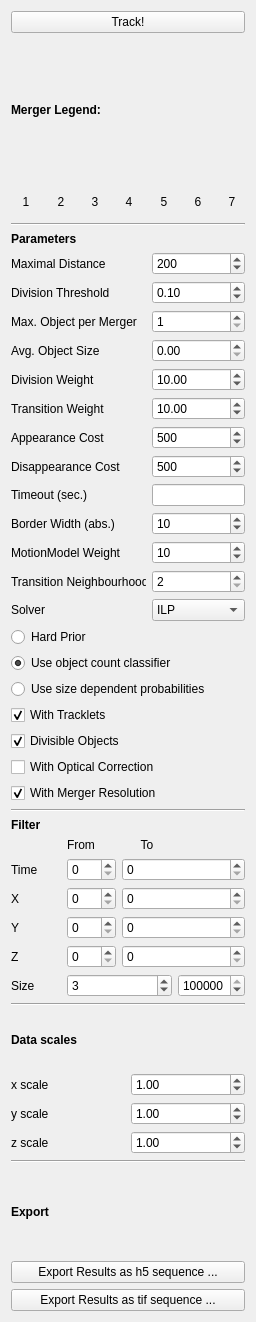
ilastik/ilastik, file ilastik/applets/tracking/conservation/drawer.ui: the form before one commit.
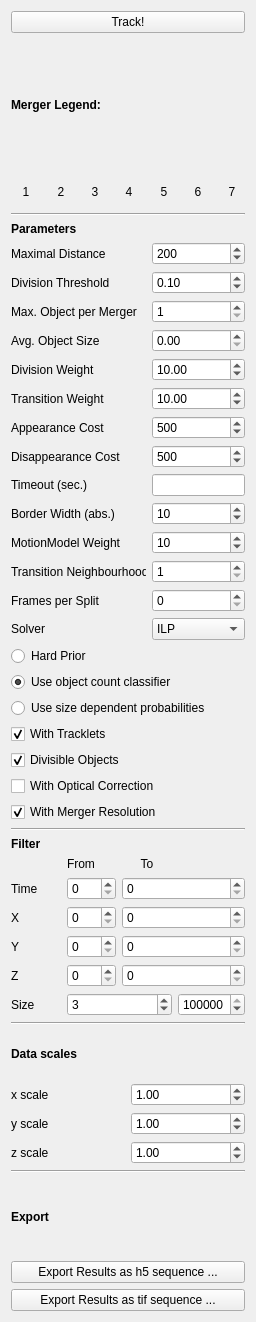
The form after the commit.

Commit message: ConservationTracking: Added split-tracking option to conservation tracking operator and GUI

Patch:
```diff
--- a/ilastik/applets/tracking/conservation/drawer.ui
+++ b/ilastik/applets/tracking/conservation/drawer.ui
@@ -377,7 +377,7 @@
        <item row="12" column="1">
         <widget class="QSpinBox" name="maxNearestNeighborsSpinBox">
          <property name="minimum">
-          <number>2</number>
+          <number>1</number>
          </property>
          <property name="maximum">
           <number>5</number>
@@ -484,6 +484,26 @@
          </property>
         </widget>
        </item>
+       <item row="13" column="0">
+        <widget class="QLabel" name="numFramesPerSplitLabel">
+         <property name="toolTip">
+          <string>&lt;html&gt;&lt;head/&gt;&lt;body&gt;&lt;p&gt;Number of frames per video split (0 no splits).&lt;/pre&gt;&lt;/body&gt;&lt;/html&gt;</string>
+         </property>
+         <property name="text">
+          <string>Frames per Split</string>
+         </property>
+        </widget>
+       </item>
+       <item row="13" column="1">
+        <widget class="QSpinBox" name="numFramesPerSplitSpinBox">
+         <property name="minimum">
+          <number>0</number>
+         </property>
+         <property name="maximum">
+          <number>1000000000</number>
+         </property>
+        </widget>
+       </item>
        <item row="11" column="1">
         <widget class="QSpinBox" name="motionModelWeightBox">
          <property name="maximum">
@@ -561,7 +581,7 @@
          </property>
         </widget>
        </item>
-       <item row="13" column="1">
+       <item row="14" column="1">
         <widget class="QComboBox" name="solverComboBox">
          <item>
           <property name="text">
@@ -580,7 +600,7 @@
          </item>
         </widget>
        </item>
-       <item row="13" column="0">
+       <item row="14" column="0">
         <widget class="QLabel" name="solverLabel">
          <property name="text">
           <string>Solver</string>
```
The commit also changes 3 other files.
